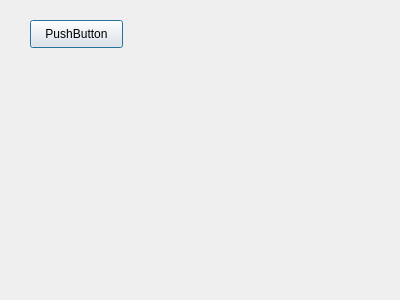
First picture: the form in src/dialog.ui, repository barry-ran/QtScrcpy, before the edit.
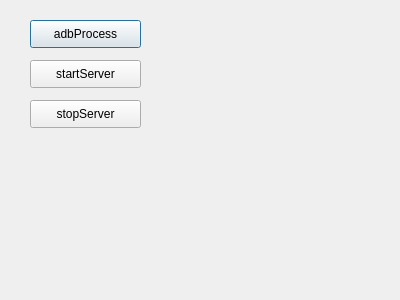
Second picture: the form after the edit.

Commit message: server 功能更新

Diff of the .ui file:
```diff
--- a/src/dialog.ui
+++ b/src/dialog.ui
@@ -18,12 +18,38 @@
     <rect>
      <x>30</x>
      <y>20</y>
-     <width>93</width>
+     <width>111</width>
      <height>28</height>
     </rect>
    </property>
    <property name="text">
-    <string>PushButton</string>
+    <string>adbProcess</string>
+   </property>
+  </widget>
+  <widget class="QPushButton" name="startServerBtn">
+   <property name="geometry">
+    <rect>
+     <x>30</x>
+     <y>60</y>
+     <width>111</width>
+     <height>28</height>
+    </rect>
+   </property>
+   <property name="text">
+    <string>startServer</string>
+   </property>
+  </widget>
+  <widget class="QPushButton" name="stopServerBtn">
+   <property name="geometry">
+    <rect>
+     <x>30</x>
+     <y>100</y>
+     <width>111</width>
+     <height>28</height>
+    </rect>
+   </property>
+   <property name="text">
+    <string>stopServer</string>
    </property>
   </widget>
  </widget>
```
The commit also changes 6 other files.
